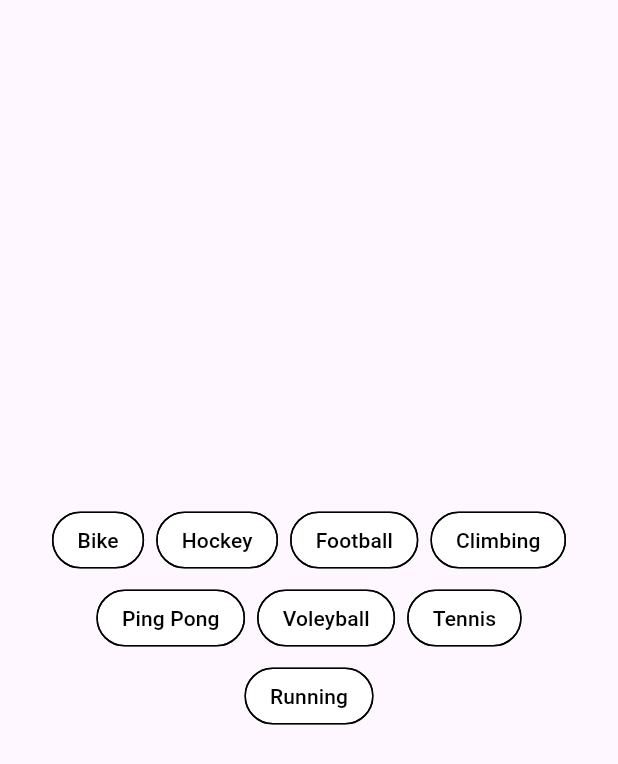
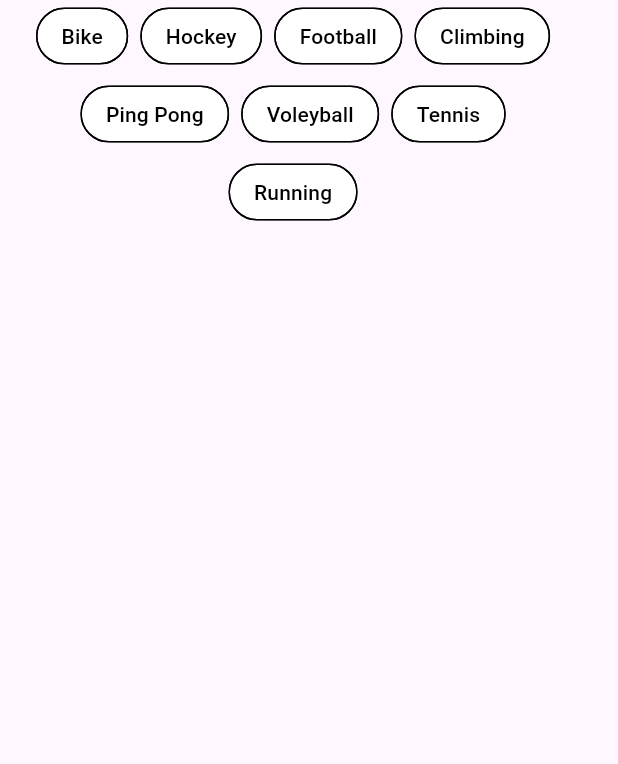
Before and after one commit to aurochs108/sport_matcher, a Flutter app: the ChipsCollectionView screen opened directly, on a phone screen of 412 x 824 dp. Shown: the top 764 px of the screen. Run offline on Flutter 3.47's test engine with Material 3 defaults, Android fonts, the phone set to English and light mode, and no system bars; missing offline and left inert: dart:ffi.

Commit message:
fixed problem with big spacing between title and chips

```diff
--- a/lib/ui/core/ui/collections/chips_screen_view.dart
+++ b/lib/ui/core/ui/collections/chips_screen_view.dart
@@ -9,8 +9,7 @@ class ChipsCollectionView extends StatelessWidget {
   @override
   Widget build(BuildContext context) {
     return Scaffold(
-      body: Center(
-        child: Padding(
+      body: Padding(
         padding:
             AppTheme.horizontalPadding(),
         child: Wrap(
@@ -31,7 +30,6 @@ class ChipsCollectionView extends StatelessWidget {
           }).toList(),
         ),
       ),
-      ),
     );
   }
 }
```
Lines whose indentation alone changed are shown as unchanged.
